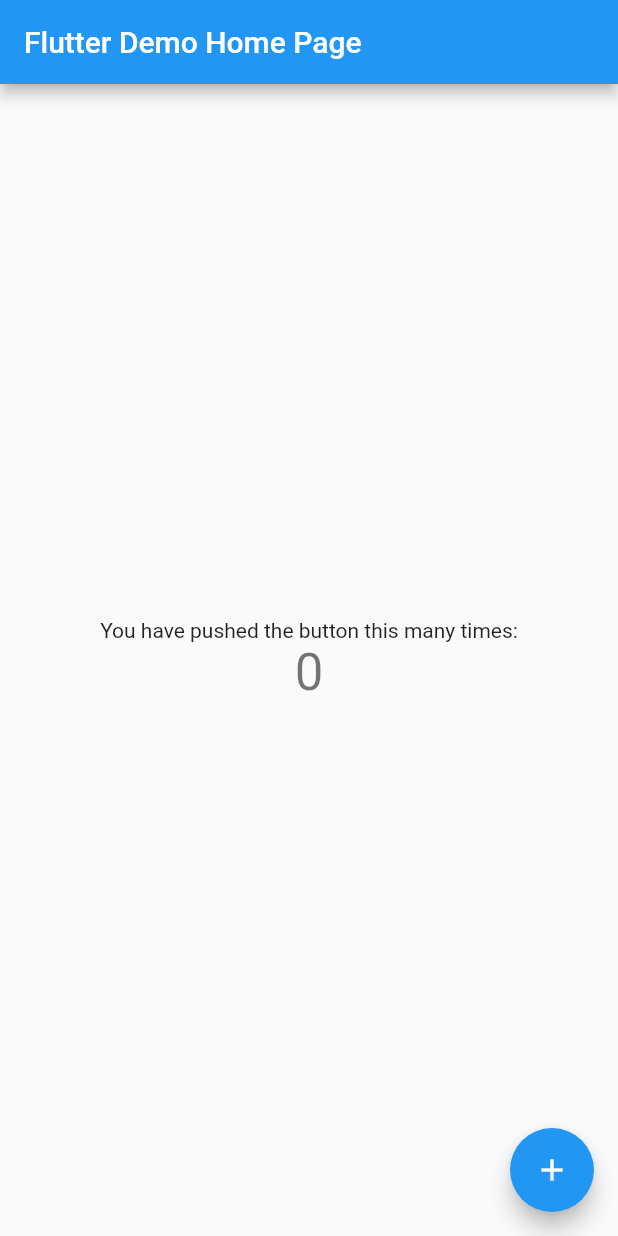
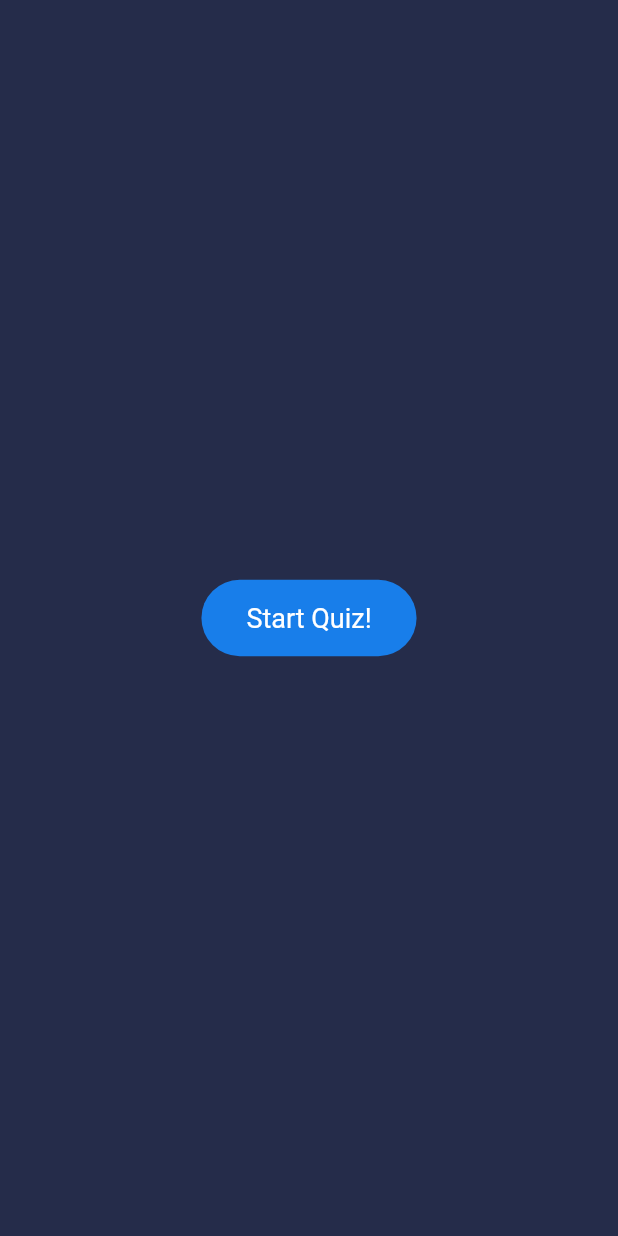
Before and after one commit to feMoraes0/quiz-app, a Flutter app: the screen it shows after launch, on a phone screen of 412 x 824 dp. Run offline on Flutter 3.47's test engine with Material 2 defaults, Android fonts, the phone set to English and light mode, and no system bars.

Commit message:
project: created screens folder and start screen

```diff
--- a/lib/main.dart
+++ b/lib/main.dart
@@ -1,4 +1,5 @@
 import 'package:flutter/material.dart';
+import 'package:quiz_app/screens/start.dart';
 
 void main() => runApp(MyApp());
 
@@ -7,105 +8,13 @@ class MyApp extends StatelessWidget {
   @override
   Widget build(BuildContext context) {
     return MaterialApp(
-      title: 'Flutter Demo',
+      title: 'Quiz App',
       theme: ThemeData(
-        // This is the theme of your application.
-        //
-        // Try running your application with "flutter run". You'll see the
-        // application has a blue toolbar. Then, without quitting the app, try
-        // changing the primarySwatch below to Colors.green and then invoke
-        // "hot reload" (press "r" in the console where you ran "flutter run",
-        // or simply save your changes to "hot reload" in a Flutter IDE).
-        // Notice that the counter didn't reset back to zero; the application
-        // is not restarted.
-        primarySwatch: Colors.blue,
+        brightness: Brightness.light,
+        backgroundColor: Color.fromRGBO(37, 44, 74, 1.0),
+        primaryColor: Color.fromRGBO(24, 126, 234, 1.0),
       ),
-      home: MyHomePage(title: 'Flutter Demo Home Page'),
+      home: Start(),
     );
   }
 }
-
-class MyHomePage extends StatefulWidget {
-  MyHomePage({Key key, this.title}) : super(key: key);
-
-  // This widget is the home page of your application. It is stateful, meaning
-  // that it has a State object (defined below) that contains fields that affect
-  // how it looks.
-
-  // This class is the configuration for the state. It holds the values (in this
-  // case the title) provided by the parent (in this case the App widget) and
-  // used by the build method of the State. Fields in a Widget subclass are
-  // always marked "final".
-
-  final String title;
-
-  @override
-  _MyHomePageState createState() => _MyHomePageState();
-}
-
-class _MyHomePageState extends State<MyHomePage> {
-  int _counter = 0;
-
-  void _incrementCounter() {
-    setState(() {
-      // This call to setState tells the Flutter framework that something has
-      // changed in this State, which causes it to rerun the build method below
-      // so that the display can reflect the updated values. If we changed
-      // _counter without calling setState(), then the build method would not be
-      // called again, and so nothing would appear to happen.
-      _counter++;
-    });
-  }
-
-  @override
-  Widget build(BuildContext context) {
-    // This method is rerun every time setState is called, for instance as done
-    // by the _incrementCounter method above.
-    //
-    // The Flutter framework has been optimized to make rerunning build methods
-    // fast, so that you can just rebuild anything that needs updating rather
-    // than having to individually change instances of widgets.
-    return Scaffold(
-      appBar: AppBar(
-        // Here we take the value from the MyHomePage object that was created by
-        // the App.build method, and use it to set our appbar title.
-        title: Text(widget.title),
-      ),
-      body: Center(
-        // Center is a layout widget. It takes a single child and positions it
-        // in the middle of the parent.
-        child: Column(
-          // Column is also a layout widget. It takes a list of children and
-          // arranges them vertically. By default, it sizes itself to fit its
-          // children horizontally, and tries to be as tall as its parent.
-          //
-          // Invoke "debug painting" (press "p" in the console, choose the
-          // "Toggle Debug Paint" action from the Flutter Inspector in Android
-          // Studio, or the "Toggle Debug Paint" command in Visual Studio Code)
-          // to see the wireframe for each widget.
-          //
-          // Column has various properties to control how it sizes itself and
-          // how it positions its children. Here we use mainAxisAlignment to
-          // center the children vertically; the main axis here is the vertical
-          // axis because Columns are vertical (the cross axis would be
-          // horizontal).
-          mainAxisAlignment: MainAxisAlignment.center,
-          children: <Widget>[
-            Text(
-              'You have pushed the button this many times:',
-            ),
-            Text(
-              '$_counter',
-              style: Theme.of(context).textTheme.display1,
-            ),
-          ],
-        ),
-      ),
-      floatingActionButton: FloatingActionButton(
-        onPressed: _incrementCounter,
-        tooltip: 'Increment',
-        child: Icon(Icons.add),
-      ), // This trailing comma makes auto-formatting nicer for build methods.
-    );
-  }
-}
--- /dev/null
+++ b/lib/screens/start.dart
@@ -0,0 +1,35 @@
+import 'package:flutter/material.dart';
+
+class Start extends StatelessWidget {
+  @override
+  Widget build(BuildContext context) {
+    ThemeData theme = Theme.of(context);
+    return Scaffold(
+      backgroundColor: theme.backgroundColor,
+      body: SafeArea(
+        child: Center(
+          child: GestureDetector(
+            onTap: () {},
+            child: Container(
+              padding: const EdgeInsets.symmetric(
+                vertical: 15.0,
+                horizontal: 30.0,
+              ),
+              decoration: BoxDecoration(
+                color: theme.primaryColor,
+                borderRadius: BorderRadius.all(Radius.circular(30.0,),),
+              ),
+              child: Text(
+                'Start Quiz!',
+                style: TextStyle(
+                  color: Colors.white,
+                  fontSize: 18.0,
+                ),
+              ),
+            ),
+          ),
+        ),
+      ),
+    );
+  }
+}
```
